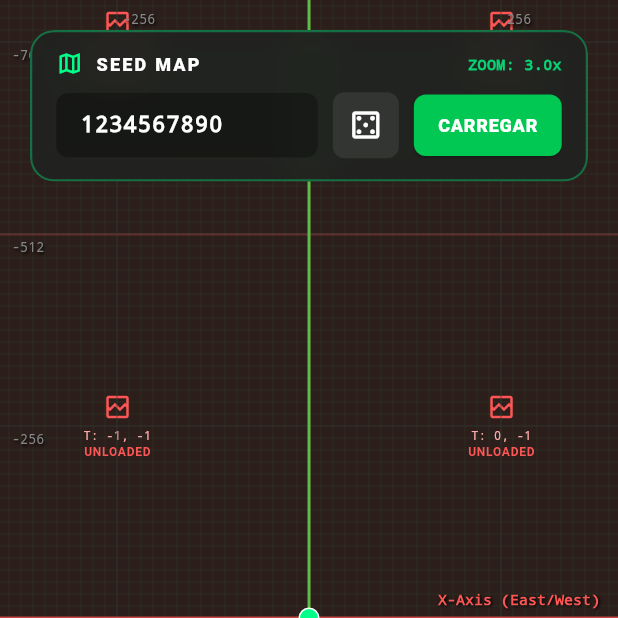
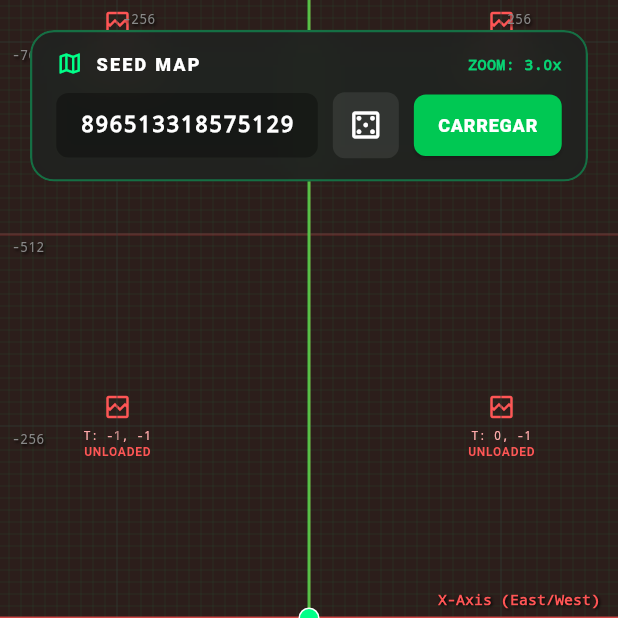
Before and after one commit to desodre/Minecraft-Map-Viewer, a Flutter app: the screen it shows after launch, after a tap on the "add" icon, on a phone screen of 412 x 824 dp, the top half of it. Run offline on Flutter 3.47's test engine with Material 3 defaults, Android fonts, the phone set to English and light mode, and no system bars; network calls fail.

Commit message:
fix: generate random seed on startup, enable load button, and fix zoom state reuse glitches

```diff
--- a/lib/page/map_screen.dart
+++ b/lib/page/map_screen.dart
@@ -153,6 +153,7 @@ class _MapScreenState extends State<MapScreen> with SingleTickerProviderStateMix
                   width: sizeOnScreen + 0.5, // Tiny overlap to fix seam lines
                   height: sizeOnScreen + 0.5,
                   child: TileWidget(
+                    key: ValueKey('${state.seed}-$z-$tx-$ty'),
                     seed: state.seed,
                     zoom: z,
                     tx: tx,
--- a/lib/state/map_state.dart
+++ b/lib/state/map_state.dart
@@ -12,8 +12,17 @@ class TileData {
 }
 
 class MapState extends ChangeNotifier {
+  static String generateRandomSeed() {
+    final rand = math.Random();
+    final int upper = rand.nextInt(2147483647);
+    final int lower = rand.nextInt(2147483647);
+    final int sign = rand.nextBool() ? 1 : -1;
+    final int seedVal = ((upper << 32) | lower) * sign;
+    return seedVal.toString();
+  }
+
   // World Seed
-  String _seed = '1234567890';
+  String _seed = generateRandomSeed();
   String get seed => _seed;
 
   // Center position of the map viewport in Minecraft coordinates (X, Z)
@@ -74,7 +83,7 @@ class MapState extends ChangeNotifier {
 
   // Register loaded tile data in the cache
   void registerTile(int tx, int ty, int zoomLevel, TileData tileData) {
-    final String key = '$zoomLevel-$tx-$ty';
+    final String key = '$_seed-$zoomLevel-$tx-$ty';
     if (_tileCache.containsKey(key)) return;
 
     // Cache eviction (LRU policy)
@@ -93,12 +102,12 @@ class MapState extends ChangeNotifier {
 
   // Check if a tile is already loaded/cached
   bool isTileCached(int tx, int ty, int zoomLevel) {
-    return _tileCache.containsKey('$zoomLevel-$tx-$ty');
+    return _tileCache.containsKey('$_seed-$zoomLevel-$tx-$ty');
   }
 
   // Get cached TileData
   TileData? getCachedTile(int tx, int ty, int zoomLevel) {
-    return _tileCache['$zoomLevel-$tx-$ty'];
+    return _tileCache['$_seed-$zoomLevel-$tx-$ty'];
   }
 
   // Pan the map center by a pixel delta (dx, dy)
@@ -168,7 +177,7 @@ class MapState extends ChangeNotifier {
     final int tx = (x / tileSizeInBlocks).floor();
     final int ty = (z / tileSizeInBlocks).floor();
 
-    final String key = '$zInt-$tx-$ty';
+    final String key = '$_seed-$zInt-$tx-$ty';
     final TileData? tileData = _tileCache[key];
 
     if (tileData != null) {
--- a/lib/widget/tile_widget.dart
+++ b/lib/widget/tile_widget.dart
@@ -52,7 +52,7 @@ class _TileWidgetState extends State<TileWidget> {
 
   Future<void> _loadTile() async {
     final state = Provider.of<MapState>(context, listen: false);
-    final String key = '${widget.zoom}-${widget.tx}-${widget.ty}';
+    final String key = '${widget.seed}-${widget.zoom}-${widget.tx}-${widget.ty}';
 
     // 1. Check if already cached in global MapState
     if (state.isTileCached(widget.tx, widget.ty, widget.zoom)) {
```
Also changed, not shown: 1 other file.
